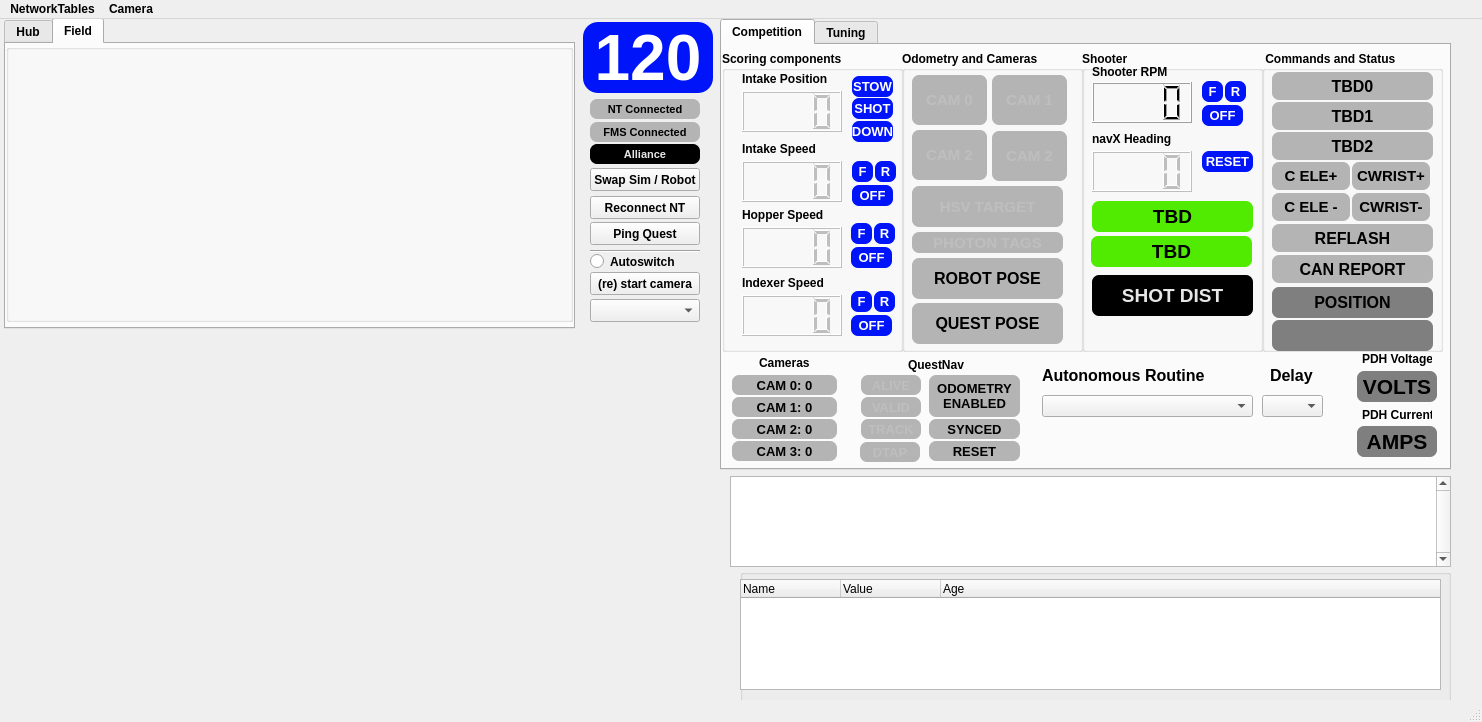
Old version of the form gui/layout_2026.ui in the repository aesatchien/FRC2429_2026.
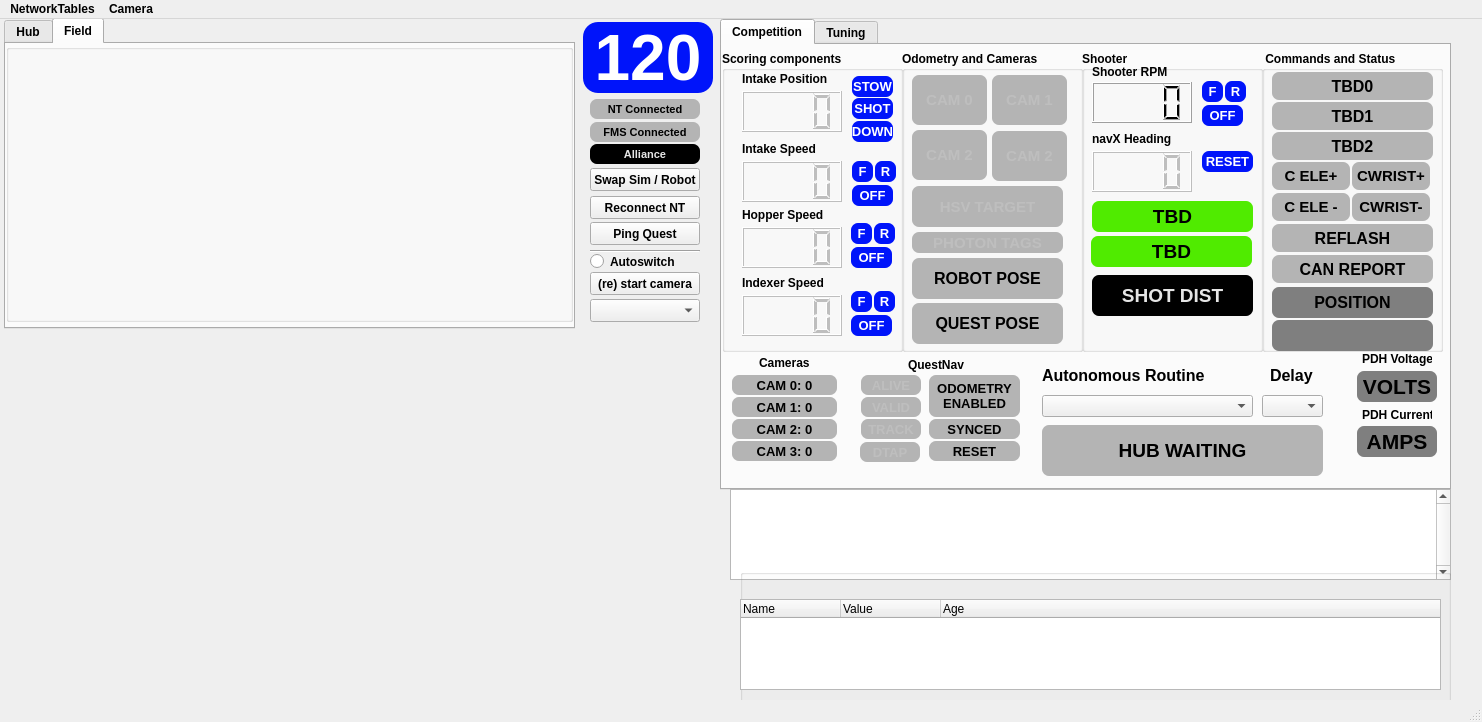
New version of the form. Icons and pictures are not drawn. Custom widgets are drawn as their Qt base class.

Commit message: adding remaining time to layout

What changed in the file:
```diff
--- a/gui/layout_2026.ui
+++ b/gui/layout_2026.ui
@@ -27,7 +27,7 @@
     <property name="geometry">
      <rect>
       <x>730</x>
-      <y>457</y>
+      <y>470</y>
       <width>721</width>
       <height>91</height>
      </rect>
@@ -45,7 +45,7 @@
       <x>720</x>
       <y>0</y>
       <width>731</width>
-      <height>451</height>
+      <height>471</height>
      </rect>
     </property>
     <property name="currentIndex">
@@ -2190,6 +2190,31 @@
        </font>
       </property>
      </widget>
+     <widget class="QLabel" name="qlabel_active_hub_indicator">
+      <property name="geometry">
+       <rect>
+        <x>320</x>
+        <y>380</y>
+        <width>281</width>
+        <height>51</height>
+       </rect>
+      </property>
+      <property name="font">
+       <font>
+        <pointsize>14</pointsize>
+        <bold>true</bold>
+       </font>
+      </property>
+      <property name="styleSheet">
+       <string notr="true">border: 7px; border-radius: 7px; background-color: rgb(180, 180, 180); color: rgb(0, 0, 0);</string>
+      </property>
+      <property name="text">
+       <string>HUB WAITING</string>
+      </property>
+      <property name="alignment">
+       <set>Qt::AlignCenter</set>
+      </property>
+     </widget>
     </widget>
     <widget class="QWidget" name="tab_2">
      <attribute name="title">
@@ -2727,9 +2752,9 @@
      <property name="geometry">
       <rect>
        <x>0</x>
-       <y>10</y>
+       <y>30</y>
        <width>701</width>
-       <height>111</height>
+       <height>91</height>
       </rect>
      </property>
      <property name="font">
```
